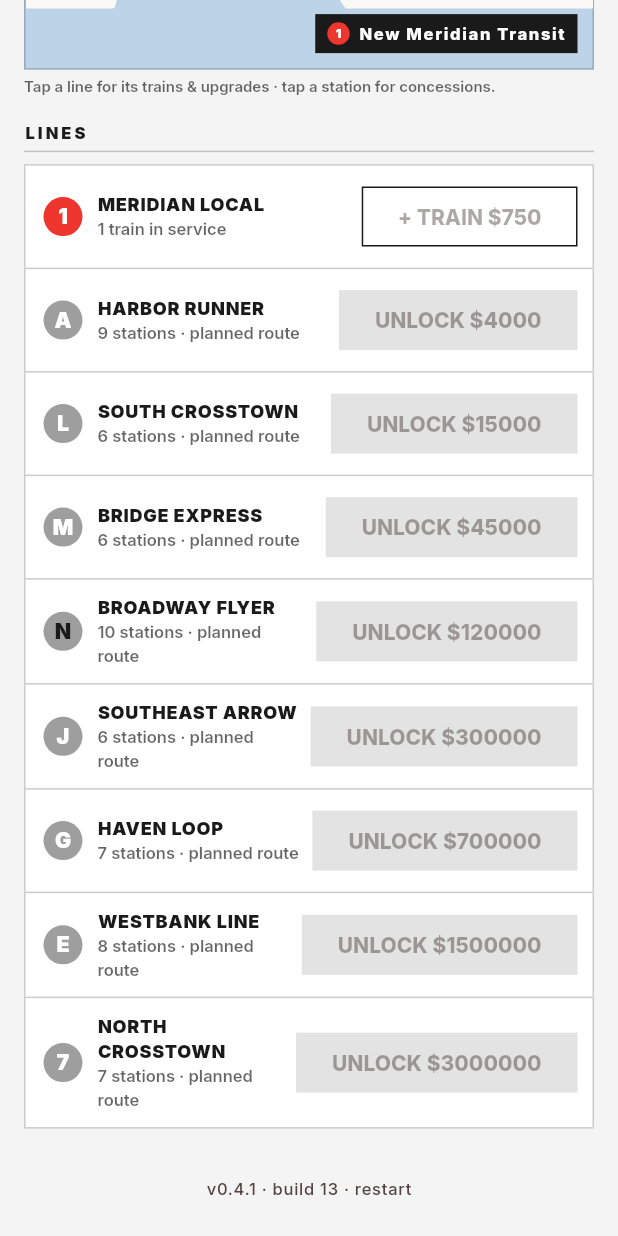
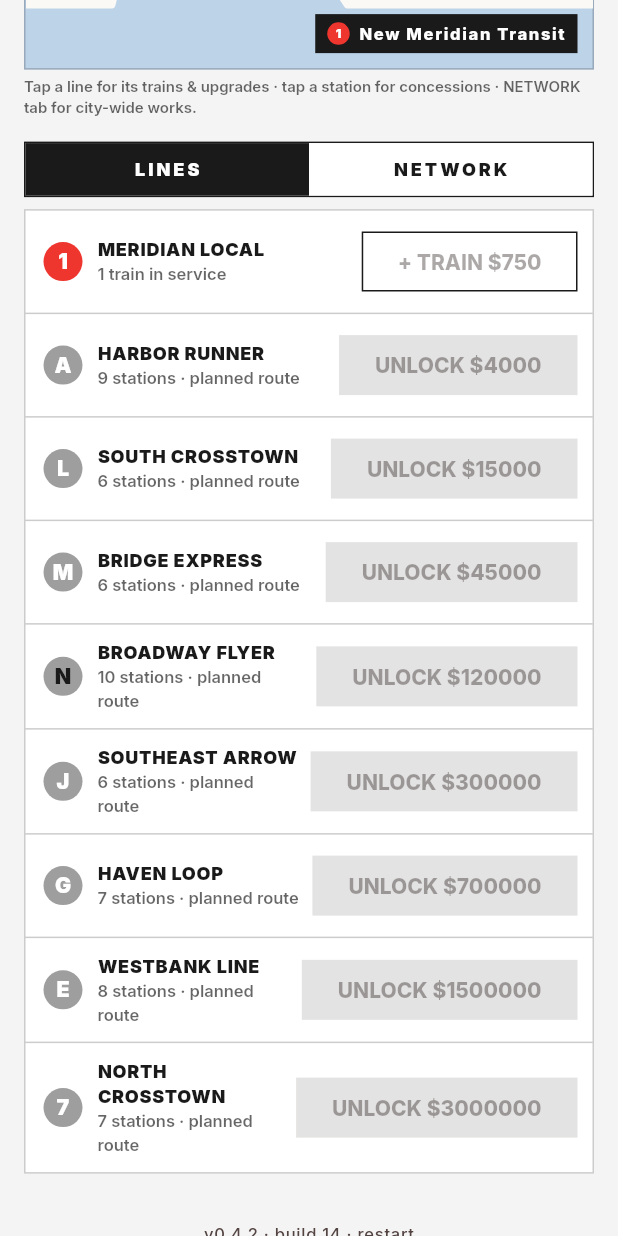
Before and after one commit to Armandoxh/Territorygame, a Flutter app: the screen it shows after launch, scrolled down 576 dp, on a phone screen of 412 x 824 dp. Run offline on Flutter 3.47's test engine with Material 3 defaults, Android fonts, the phone set to English and light mode, and no system bars; our stand-ins replace flutter_svg, google_fonts, shared_preferences; missing offline and left inert: dart:html, dart:js_util.

Commit message:
NETWORK tab: four city-wide upgrades (build 14)
Player asked for a global-upgrades tab. Lower panel becomes LINES /
NETWORK; NETWORK sells Signal Modernization (+4% speed/level network-
wide), Platform Doors (-5% dwell/level), City Marketing (+5% ridership/
level), and Fare Review (+$0.25 fare/level, header fare stays live so
income stays checkable). Each lever sits on a distinct axis from the
per-line upgrades. Save v5 persists global levels; harness pins each
lever's measured effect, price escalation, and level caps.

Co-Authored-By: Claude Fable 5 <noreply@anthropic.com>
Claude-Session: https://claude.ai/code/session_01JqBticQH2m2VG91X5ciAMv

```diff
--- a/metro/lib/state/game_state.dart
+++ b/metro/lib/state/game_state.dart
@@ -36,6 +36,27 @@ class TrainState {
         dwell: (j['dwell'] as num).toDouble(),
         target: j['target'] as int,
       );
+}
+
+/// A network-wide upgrade: one lever that applies to every line at once —
+/// the counterpart to the per-line sheet. Data-only; the engine wires each
+/// id to its effect.
+class GlobalUpgradeDef {
+  const GlobalUpgradeDef({
+    required this.id,
+    required this.name,
+    required this.blurb,
+    required this.baseCost,
+    required this.growth,
+    required this.maxLevel,
+  });
+
+  final String id;
+  final String name;
+  final String blurb;
+  final double baseCost;
+  final double growth;
+  final int maxLevel;
 }
 
 /// The whole simulation: one city, unlockable lines, any number of trains,
@@ -135,6 +156,61 @@ class GameState extends ChangeNotifier {
   double lastBoardAmount = 0;
   int lastBoardCount = 0;
 
+  // ---- Network-wide upgrades (the NETWORK tab) ----
+  static const List<GlobalUpgradeDef> globalUpgrades = [
+    GlobalUpgradeDef(
+        id: 'signal',
+        name: 'SIGNAL MODERNIZATION',
+        blurb: '+4% train speed, every line',
+        baseCost: 2500,
+        growth: 2.0,
+        maxLevel: 10),
+    GlobalUpgradeDef(
+        id: 'doors',
+        name: 'PLATFORM DOORS',
+        blurb: 'Stops 5% shorter at every station',
+        baseCost: 2000,
+        growth: 2.0,
+        maxLevel: 10),
+    GlobalUpgradeDef(
+        id: 'marketing',
+        name: 'CITY MARKETING',
+        blurb: '+5% ridership across the city',
+        baseCost: 3000,
+        growth: 2.1,
+        maxLevel: 10),
+    GlobalUpgradeDef(
+        id: 'fare',
+        name: 'FARE REVIEW',
+        blurb: '+\$0.25 fare per rider',
+        baseCost: 5000,
+        growth: 2.5,
+        maxLevel: 8),
+  ];
+
+  final Map<String, int> globalLevels = {};
+
+  int globalLevelOf(String id) => globalLevels[id] ?? 0;
+
+  static GlobalUpgradeDef globalById(String id) =>
+      globalUpgrades.firstWhere((u) => u.id == id);
+
+  double nextGlobalCost(String id) =>
+      globalById(id).baseCost *
+      pow(globalById(id).growth, globalLevelOf(id)).toDouble();
+
+  bool buyGlobal(String id) => _buy(
+      globalLevelOf(id) < globalById(id).maxLevel, nextGlobalCost(id), () {
+        globalLevels[id] = globalLevelOf(id) + 1;
+      });
+
+  /// The fare riders actually pay right now (base + fare reviews) — shown
+  /// live in the header so income stays player-checkable.
+  double get currentFare => fare + 0.25 * globalLevelOf('fare');
+
+  /// Seconds stopped at each station, after platform doors.
+  double get effectiveDwell => dwellTime * (1 - 0.05 * globalLevelOf('doors'));
+
   // ---- Per-line upgrades (scoped, never blanketed) ----
   final Map<String, int> speedLevels = {};
   final Map<String, int> carLevels = {};
@@ -144,9 +220,11 @@ class GameState extends ChangeNotifier {
   int carLevelOf(String lineId) => carLevels[lineId] ?? 0;
   int accessLevelOf(String lineId) => accessLevels[lineId] ?? 0;
 
-  /// This line's trains: +15% speed per level.
+  /// This line's trains: +15% speed per level, times network signals.
   double trainSpeedFor(String lineId) =>
-      baseSpeed * (1 + 0.15 * speedLevelOf(lineId));
+      baseSpeed *
+      (1 + 0.15 * speedLevelOf(lineId)) *
+      (1 + 0.04 * globalLevelOf('signal'));
 
   /// This line's cars: riders boarded per stop.
   double capacityFor(String lineId) => 8 + 6.0 * carLevelOf(lineId);
@@ -159,7 +237,7 @@ class GameState extends ChangeNotifier {
       final lvl = accessLevelOf(lineId);
       if (lvl > best) best = lvl;
     }
-    return 1 + 0.10 * best;
+    return (1 + 0.10 * best) * (1 + 0.05 * globalLevelOf('marketing'));
   }
 
   /// Upgrade prices scale with the line's tier, so late lines cost more to
@@ -260,7 +338,7 @@ class GameState extends ChangeNotifier {
     }
     t.distance = targetD;
     _board(t.lineId, line.stationIds[t.target]);
-    t.dwell = dwellTime;
+    t.dwell = effectiveDwell;
     if (t.target == line.stationIds.length - 1) {
       t.direction = -1;
       t.target -= 1;
@@ -279,7 +357,8 @@ class GameState extends ChangeNotifier {
     if (take <= 0) return;
     waiting[stationId] = w - take;
     // Food courts turn boardings into concession money too.
-    final perRider = fare + foodBonusPerLevel * (foodLevel[stationId] ?? 0);
+    final perRider =
+        currentFare + foodBonusPerLevel * (foodLevel[stationId] ?? 0);
     final earned = take * perRider;
     cash += earned;
     totalEarned += earned;
@@ -361,7 +440,7 @@ class GameState extends ChangeNotifier {
     if (credit < 1) return 0;
     cash += credit;
     totalEarned += credit;
-    totalRiders += credit / fare;
+    totalRiders += credit / currentFare;
     notifyListeners();
     return credit;
   }
@@ -377,7 +456,7 @@ class GameState extends ChangeNotifier {
   }
 
   // ---- Persistence ----
-  static const int saveVersion = 4;
+  static const int saveVersion = 5;
 
   Map<String, dynamic> toJson(int nowMs) => {
         'v': saveVersion,
@@ -391,6 +470,7 @@ class GameState extends ChangeNotifier {
         'speedLevels': speedLevels,
         'carLevels': carLevels,
         'accessLevels': accessLevels,
+        'globalLevels': globalLevels,
         'avgRate': avgRate,
         'lastSeenMs': nowMs,
       };
@@ -414,6 +494,9 @@ class GameState extends ChangeNotifier {
     }
     for (final e in ((j['accessLevels'] as Map?) ?? {}).entries) {
       g.accessLevels[e.key as String] = e.value as int;
+    }
+    for (final e in ((j['globalLevels'] as Map?) ?? {}).entries) {
+      g.globalLevels[e.key as String] = e.value as int;
     }
     g.avgRate = (j['avgRate'] as num).toDouble();
     g._loadedLastSeenMs = j['lastSeenMs'] as int?;
--- a/metro/lib/ui/home_screen.dart
+++ b/metro/lib/ui/home_screen.dart
@@ -25,6 +25,7 @@ class HomeScreen extends StatefulWidget {
 class _HomeScreenState extends State<HomeScreen>
     with SingleTickerProviderStateMixin {
   GameState game = GameState();
+  int _tab = 0; // 0 = LINES, 1 = NETWORK
   late final Ticker _ticker = createTicker(_onTick);
   Duration _lastElapsed = Duration.zero;
   Timer? _savePulse;
@@ -66,7 +67,7 @@ class _HomeScreenState extends State<HomeScreen>
   }
 
   void _showWelcomeBack(double credit) {
-    final riders = (credit / GameState.fare).round();
+    final riders = (credit / game.currentFare).round();
     showDialog<void>(
       context: context,
       builder: (context) => AlertDialog(
@@ -163,19 +164,26 @@ class _HomeScreenState extends State<HomeScreen>
                     const SizedBox(height: 12),
                     MetroMap(game: game, onStationTap: _openStation),
                     const SizedBox(height: 4),
-                    Text('Tap a line for its trains & upgrades · tap a station for concessions.',
+                    Text('Tap a line for its trains & upgrades · tap a station for concessions · NETWORK tab for city-wide works.',
                         style: TransitStyle.signage(
                             size: 10,
                             color: const Color(0x99000000),
                             weight: FontWeight.w600)),
                     const SizedBox(height: 16),
-                    const SectionLabel('LINES'),
+                    _TabBar(
+                      tabs: const ['LINES', 'NETWORK'],
+                      selected: _tab,
+                      onSelect: (i) => setState(() => _tab = i),
+                    ),
                     const SizedBox(height: 8),
+                    if (_tab == 0)
                       DataPanel(
                         padding: EdgeInsets.zero,
                         child: Column(
                           children: [
-                          for (var i = 0; i < game.city.lines.length; i++) ...[
+                            for (var i = 0;
+                                i < game.city.lines.length;
+                                i++) ...[
                               if (i > 0)
                                 Container(
                                     height: 1, color: TransitStyle.hairline),
@@ -186,7 +194,9 @@ class _HomeScreenState extends State<HomeScreen>
                             ],
                           ],
                         ),
-                    ),
+                      )
+                    else
+                      _NetworkPanel(game: game),
                     const SizedBox(height: 16),
                     Center(
                       child: TextButton(
@@ -207,6 +217,87 @@ class _HomeScreenState extends State<HomeScreen>
       ),
     );
   }
+}
+
+/// Square-cornered dashboard tab strip: 1px ink border, active tab inverts
+/// to the sign-bar black — same visual language as the data panels.
+class _TabBar extends StatelessWidget {
+  const _TabBar(
+      {required this.tabs, required this.selected, required this.onSelect});
+
+  final List<String> tabs;
+  final int selected;
+  final void Function(int) onSelect;
+
+  @override
+  Widget build(BuildContext context) {
+    return Container(
+      decoration: BoxDecoration(
+        border: Border.all(color: TransitStyle.ink),
+        color: Colors.white,
+      ),
+      child: Row(
+        children: [
+          for (var i = 0; i < tabs.length; i++)
+            Expanded(
+              child: GestureDetector(
+                onTap: () => onSelect(i),
+                child: Container(
+                  color: i == selected ? TransitStyle.ink : Colors.white,
+                  padding: const EdgeInsets.symmetric(vertical: 9),
+                  alignment: Alignment.center,
+                  child: Text(
+                    tabs[i],
+                    style: TransitStyle.signage(
+                        size: 12,
+                        color: i == selected ? Colors.white : TransitStyle.ink,
+                        weight: FontWeight.w900,
+                        spacing: 2),
+                  ),
+                ),
+              ),
+            ),
+        ],
+      ),
+    );
+  }
+}
+
+/// The NETWORK tab: upgrades that hit every line at once — signals, doors,
+/// marketing, fares. The system-wide counterpart to the per-line sheets.
+class _NetworkPanel extends StatelessWidget {
+  const _NetworkPanel({required this.game});
+  final GameState game;
+
+  @override
+  Widget build(BuildContext context) {
+    return DataPanel(
+      padding: EdgeInsets.zero,
+      child: Column(
+        children: [
+          for (var i = 0; i < GameState.globalUpgrades.length; i++) ...[
+            if (i > 0) Container(height: 1, color: TransitStyle.hairline),
+            _UpgradeRow(
+              name: GameState.globalUpgrades[i].name,
+              level: game.globalLevelOf(GameState.globalUpgrades[i].id),
+              maxLevel: GameState.globalUpgrades[i].maxLevel,
+              blurb: _liveBlurb(GameState.globalUpgrades[i]),
+              cost: game.nextGlobalCost(GameState.globalUpgrades[i].id),
+              canAfford: game.cash >=
+                  game.nextGlobalCost(GameState.globalUpgrades[i].id),
+              onBuy: () => game.buyGlobal(GameState.globalUpgrades[i].id),
+            ),
+          ],
+        ],
+      ),
+    );
+  }
+
+  /// The fare row shows the live fare so the header number always traces
+  /// back to a purchase the player made.
+  String _liveBlurb(GlobalUpgradeDef def) => def.id == 'fare'
+      ? '${def.blurb} · now \$${game.currentFare.toStringAsFixed(2)}'
+      : def.blurb;
 }
 
 /// The header is a station sign: black bar, white rule, the bullets of every
@@ -240,7 +331,7 @@ class _Header extends StatelessWidget {
               style: TransitStyle.signage(size: 40, weight: FontWeight.w900)),
           const SizedBox(height: 2),
           Text(
-            'fare \$${GameState.fare.toStringAsFixed(2)}/rider · '
+            'fare \$${game.currentFare.toStringAsFixed(2)}/rider · '
             '≈ \$${game.avgRate.toStringAsFixed(1)}/sec · '
             '${game.totalRiders.toStringAsFixed(0)} riders served',
             style: TransitStyle.signage(
--- a/metro/lib/version.dart
+++ b/metro/lib/version.dart
@@ -1,4 +1,4 @@
 /// Shown in the footer; bump the build number on every deployed change so the
 /// live page always tells you which build you're looking at.
-const String kAppVersion = '0.4.1';
-const int kBuildNumber = 13;
+const String kAppVersion = '0.4.2';
+const int kBuildNumber = 14;
--- a/metro/pubspec.yaml
+++ b/metro/pubspec.yaml
@@ -1,7 +1,7 @@
 name: metro_magnate
 description: "Metro Magnate — an idle game about building a subway empire, one line at a time."
 publish_to: 'none'
-version: 0.4.1+13
+version: 0.4.2+14
 
 environment:
   sdk: '>=3.4.0 <4.0.0'
```
Also changed, not shown: dev_log/9-5-2026.txt (+11 -0 lines), 4 other files. Lines whose indentation alone changed are shown as unchanged.
